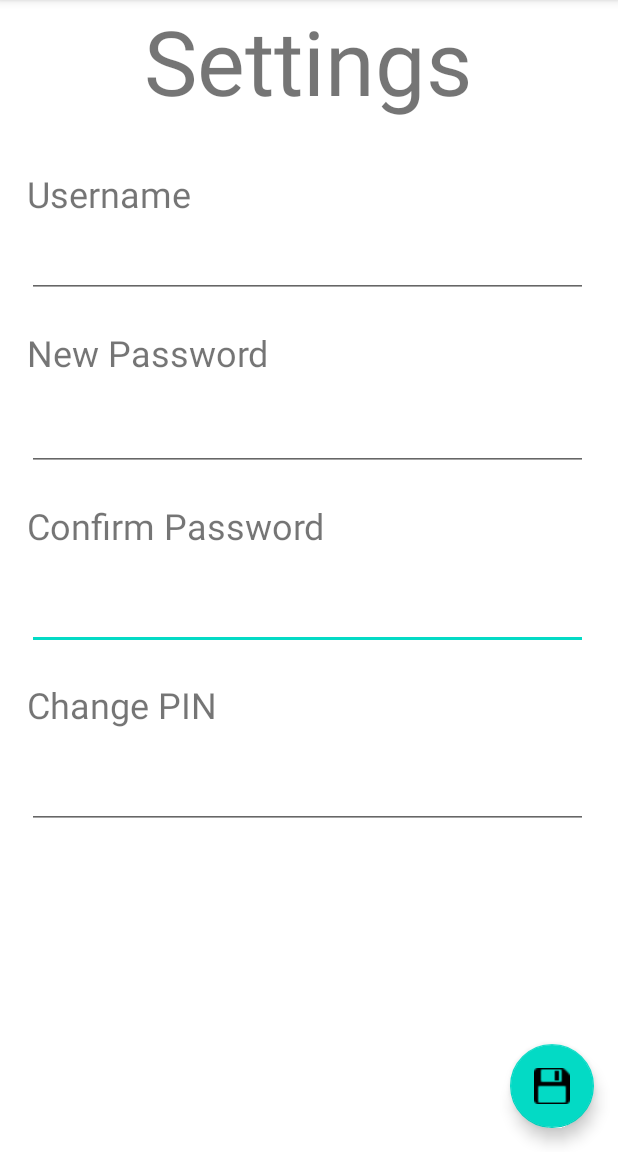
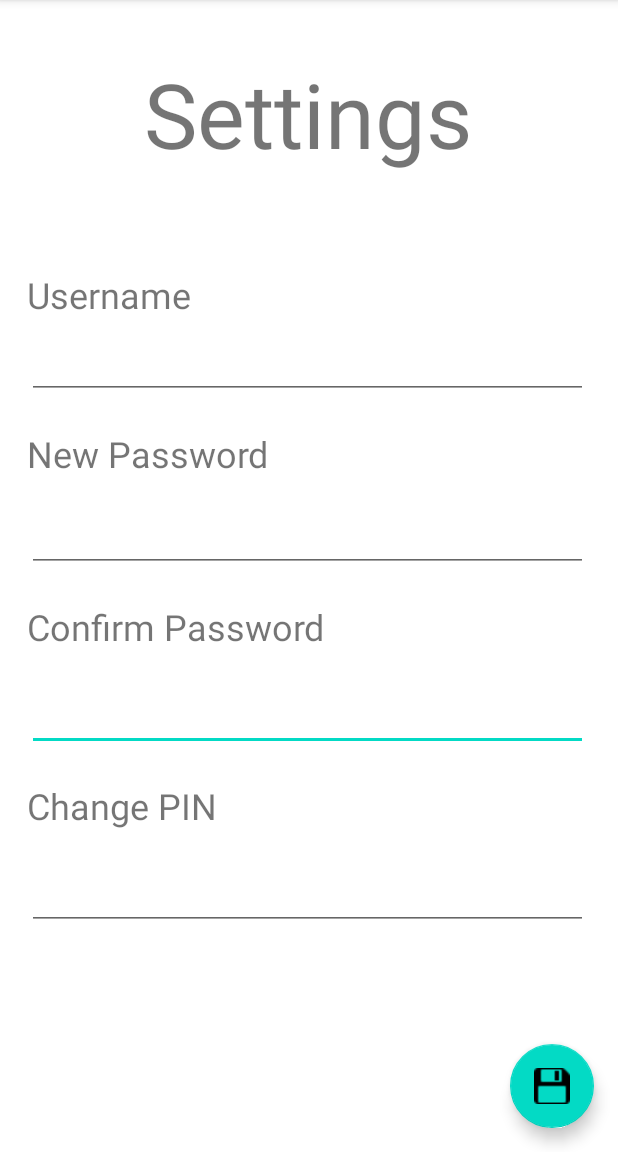
Before and after one commit to cbbrac/SecureShield2.0, an Android app: the SettingsActivity screen opened directly, with no data from a screen before it, on a phone screen of 412 x 824 dp, the part 84-1236 px from its top. Run offline under Robolectric (Android 15) with nearby library versions, the phone set to English and light mode, and no system bars.

Commit message:
Theran - settings logic for password input and password confirm

```diff
--- a/app/src/main/java/com/example/secureshield20/SettingsActivity.java
+++ b/app/src/main/java/com/example/secureshield20/SettingsActivity.java
@@ -1,15 +1,50 @@
 package com.example.secureshield20;
 
 import android.os.Bundle;
+import android.widget.Button;
+import android.widget.EditText;
+import android.widget.TextView;
 
 import androidx.appcompat.app.AppCompatActivity;
 
 public class SettingsActivity extends AppCompatActivity {
 
+    Button saveButton;
+    EditText settingsNewPassword, settingsConfirmPassword, settingsID;
+    TextView passwordError;
+
     @Override
     protected void onCreate(Bundle savedInstanceState) {
         super.onCreate(savedInstanceState);
         setContentView(R.layout.activity_settings);
+
+        //User inputs new password
+        settingsNewPassword = findViewById(R.id.settingsNewPassword);
+        //user inputs password again to confirm
+        settingsConfirmPassword = findViewById(R.id.settingsConfirmPassword);
+        //error message to display if password does not match, or is left blank.
+        passwordError = findViewById(R.id.settingsConfirmPassword);
     }
 
+    private boolean validatePassword(){
+        String inputPassword = settingsNewPassword.getText().toString();
+        String confirmPasswordInput = settingsConfirmPassword.getText().toString();
+
+        if(inputPassword.isEmpty()){
+            // error message if the field is left blank
+            passwordError.setText("Field cannot be empty.");
+            return false;
+        } if (inputPassword.length() < 5){
+            //error message if the password length is less than 5 characters
+            passwordError.setText("Password must be more than 5 characters");
+            return false;
+        } if (!inputPassword.equals(confirmPasswordInput)){
+            // error message if the confirm password does not match the new password
+            passwordError.setText("Passwords do not match.");
+            return false;
+        } else {
+            passwordError.setText("Passwords match!");
+            return true;
+        }
+    }
 }
--- a/app/src/main/res/layout/activity_settings.xml
+++ b/app/src/main/res/layout/activity_settings.xml
@@ -6,7 +6,7 @@
     android:layout_height="match_parent">
 
     <com.google.android.material.floatingactionbutton.FloatingActionButton
-        android:id="@+id/floatingActionButton2"
+        android:id="@+id/saveButton"
         android:layout_width="wrap_content"
         android:layout_height="wrap_content"
         android:layout_marginEnd="16dp"
@@ -23,12 +23,15 @@
         android:layout_height="wrap_content"
         android:layout_alignParentTop="true"
         android:layout_centerHorizontal="true"
+        android:layout_marginTop="35dp"
+        android:layout_marginBottom="32dp"
         android:text="Settings"
         android:textSize="60sp"
+        app:layout_constraintBottom_toTopOf="@+id/textView3"
         app:layout_constraintEnd_toEndOf="parent"
         app:layout_constraintHorizontal_bias="0.498"
         app:layout_constraintStart_toStartOf="parent"
-        tools:layout_editor_absoluteY="35dp" />
+        app:layout_constraintTop_toTopOf="parent" />
 
     <EditText
         android:id="@+id/settingsConfirmPassword"
```
